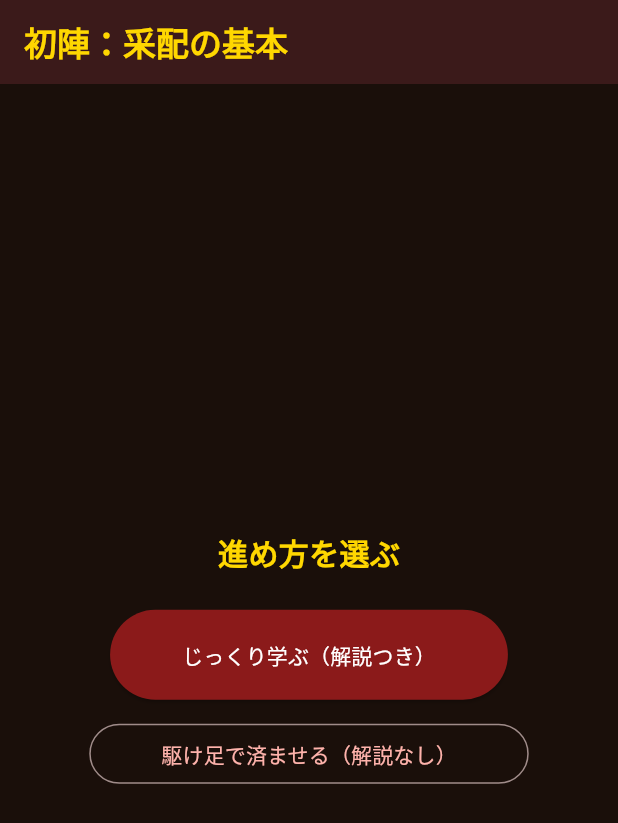
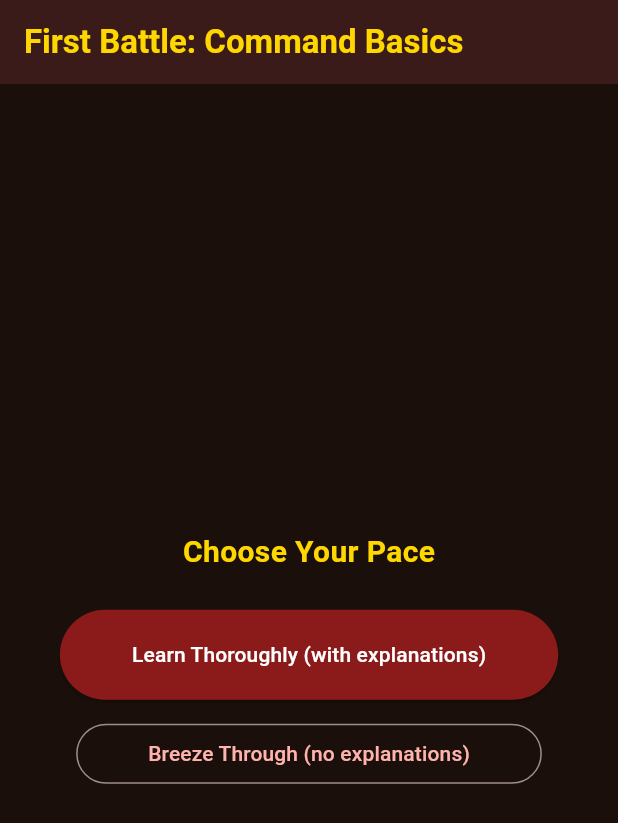
Before and after one commit to zka32101/sengoku_saihairoku, a Flutter app: the TutorialBattleScreen screen opened directly with empty values, on a phone screen of 412 x 824 dp. Shown: the top 823 px of the screen. Run offline on Flutter 3.47's test engine with Material 3 defaults, Android fonts, the phone set to English and light mode, and no system bars; our stand-ins replace cloud_firestore, firebase_auth, firebase_core, firebase_messaging, flutter_local_notifications, flutter_riverpod and 6 more; missing offline and left inert: flame; accounts and stored records are empty; network calls fail.

Commit message:
初陣チュートリアル画面を多言語化対応 (#94)
- app_ja.arb/app_en.arbにチュートリアル画面向けキーを追加
  - タイトル・進め方選択・敵本陣ラベル・勝利パネル・各コマンドステップ
    （奇襲/盾陣/激励/突撃）のラベル・プロンプト・結果文言
- flutter gen-l10nで生成コードを更新
- tutorial_battle_screen.dartの静的UI文言をAppLocalizations経由に移行
  - トップレベルconstだった`_steps`はビルド時にl10nから組み立てる
    関数に変更

flutter analyze: 0 issues / flutter test: 26 tests all passed


Claude-Session: https://claude.ai/code/session_016FQTHUoanQF4M3kXY84mnW

Co-authored-by: Claude <noreply@anthropic.com>

```diff
--- a/lib/l10n/app_en.arb
+++ b/lib/l10n/app_en.arb
@@ -515,5 +515,25 @@
   "scenarioPlayTimeKawanakajima": "4-6 min",
   "scenarioNameItsukushima": "Battle of Itsukushima",
   "scenarioDescItsukushima": "4,000 vs 15,000 — annihilate with a storm-borne surprise attack",
-  "scenarioPlayTimeItsukushima": "4-5 min"
+  "scenarioPlayTimeItsukushima": "4-5 min",
+  "tutorialTitle": "First Battle: Command Basics",
+  "tutorialPaceSelectTitle": "Choose Your Pace",
+  "tutorialPaceThoroughButton": "Learn Thoroughly (with explanations)",
+  "tutorialPaceBriskButton": "Breeze Through (no explanations)",
+  "tutorialEnemyBaseLabel": "Enemy Main Camp",
+  "tutorialVictoryTitle": "First Battle Won!",
+  "tutorialVictoryMessage": "Surprise Attack, Shield Formation, Rally, Charge…\nEven the odds can be overcome with the right command.\nNow, to the real battlefield.",
+  "tutorialStartJourneyButton": "Begin Your Journey as a Warlord",
+  "tutorialStepAmbushLabel": "Surprise Attack",
+  "tutorialStepAmbushPrompt": "Your forces are a fraction of the enemy's… you can't win head-on.\nFirst, strike their flank with a \"Surprise Attack\".",
+  "tutorialStepAmbushResult": "Surprise attack succeeded! The enemy ranks broke, dealing a heavy blow.",
+  "tutorialStepShieldLabel": "Shield Formation",
+  "tutorialStepShieldPrompt": "The enemy counterattacks. Use \"Shield Formation\" to harden your defenses\nand reduce losses.",
+  "tutorialStepShieldResult": "Shield formation deployed! Your army's defense rose sharply.",
+  "tutorialStepRallyLabel": "Rally",
+  "tutorialStepRallyPrompt": "Raise your troops' morale with \"Rally\"\nto boost their attack power.",
+  "tutorialStepRallyResult": "Troop morale rose, boosting attack power!",
+  "tutorialStepChargeLabel": "Charge",
+  "tutorialStepChargePrompt": "The enemy is faltering. Finish them with a \"Charge\"\nand press the advantage!",
+  "tutorialStepChargeResult": "Full charge! You broke through the enemy's main camp and claimed victory!"
 }
--- a/lib/presentation/screens/tutorial_battle_screen.dart
+++ b/lib/presentation/screens/tutorial_battle_screen.dart
@@ -1,5 +1,6 @@
 import 'package:flutter/material.dart';
 import '../../domain/scoring/battle_event_log.dart';
+import '../../l10n/generated/app_localizations.dart';
 
 class _TutorialStep {
   final PlayerCommand command;
@@ -21,39 +22,39 @@ class _TutorialStep {
   });
 }
 
-const _steps = [
+List<_TutorialStep> _stepsFor(AppLocalizations l10n) => [
   _TutorialStep(
     command: PlayerCommand.ambush,
-    label: '奇襲',
+    label: l10n.tutorialStepAmbushLabel,
     icon: Icons.bolt,
     color: Colors.orange,
-    prompt: '兵力は敵の数分の一…正面からでは勝てない。\nまずは「奇襲」で敵の側面を突こう。',
-    resultMessage: '奇襲成功！敵陣が崩れ、大きな打撃を与えた。',
+    prompt: l10n.tutorialStepAmbushPrompt,
+    resultMessage: l10n.tutorialStepAmbushResult,
     enemyDamage: 30,
   ),
   _TutorialStep(
     command: PlayerCommand.shield,
-    label: '盾陣',
+    label: l10n.tutorialStepShieldLabel,
     icon: Icons.shield,
-    color: Color(0xFF44AAFF),
-    prompt: '敵の反撃が始まる。「盾陣」で守りを固め、\n被害を抑えよう。',
-    resultMessage: '盾陣を展開！味方の防御力が大きく上がった。',
+    color: const Color(0xFF44AAFF),
+    prompt: l10n.tutorialStepShieldPrompt,
+    resultMessage: l10n.tutorialStepShieldResult,
   ),
   _TutorialStep(
     command: PlayerCommand.rally,
-    label: '激励',
+    label: l10n.tutorialStepRallyLabel,
     icon: Icons.local_fire_department,
-    color: Color(0xFFFFAA00),
-    prompt: '味方の士気を「激励」で高め、\n攻撃力を引き上げよう。',
-    resultMessage: '将兵の士気が上がり、攻撃力が上昇した！',
+    color: const Color(0xFFFFAA00),
+    prompt: l10n.tutorialStepRallyPrompt,
+    resultMessage: l10n.tutorialStepRallyResult,
   ),
   _TutorialStep(
     command: PlayerCommand.charge,
-    label: '突撃',
+    label: l10n.tutorialStepChargeLabel,
     icon: Icons.double_arrow,
-    color: Color(0xFFFF4444),
-    prompt: '敵は崩れかけている。最後は「突撃」で\n一気に畳み掛けよう！',
-    resultMessage: '全軍突撃！敵将本陣を突き崩し、勝利を掴んだ！',
+    color: const Color(0xFFFF4444),
+    prompt: l10n.tutorialStepChargePrompt,
+    resultMessage: l10n.tutorialStepChargeResult,
     enemyDamage: 70,
   ),
 ];
@@ -82,11 +83,12 @@ class _TutorialBattleScreenState extends State<TutorialBattleScreen> {
   int _stepIndex = 0;
   int _enemyHp = 100;
   String? _lastResultMessage;
-  bool get _isVictory => _stepIndex >= _steps.length;
 
-  void _executeCurrentStep() {
-    if (_isVictory) return;
-    final step = _steps[_stepIndex];
+  bool _isVictory(List<_TutorialStep> steps) => _stepIndex >= steps.length;
+
+  void _executeCurrentStep(List<_TutorialStep> steps) {
+    if (_isVictory(steps)) return;
+    final step = steps[_stepIndex];
     setState(() {
       _enemyHp = (_enemyHp - step.enemyDamage).clamp(0, 100);
       _lastResultMessage = step.resultMessage;
@@ -96,10 +98,13 @@ class _TutorialBattleScreenState extends State<TutorialBattleScreen> {
 
   @override
   Widget build(BuildContext context) {
+    final l10n = AppLocalizations.of(context)!;
+    final steps = _stepsFor(l10n);
+    final isVictory = _isVictory(steps);
     return Scaffold(
       backgroundColor: const Color(0xFF1A0F0A),
       appBar: AppBar(
-        title: const Text('初陣：采配の基本'),
+        title: Text(l10n.tutorialTitle),
         backgroundColor: const Color(0xFF3B1A1A),
         automaticallyImplyLeading: false,
       ),
@@ -109,20 +114,21 @@ class _TutorialBattleScreenState extends State<TutorialBattleScreen> {
           child: _pace == null
               ? _PaceSelector(
                   onSelected: (pace) => setState(() => _pace = pace),
+                  l10n: l10n,
                 )
               : Column(
                   children: [
-                    _EnemyHpBar(enemyHp: _enemyHp),
+                    _EnemyHpBar(enemyHp: _enemyHp, l10n: l10n),
                     const SizedBox(height: 24),
                     Expanded(
                       child: Center(
-                        child: _isVictory
-                            ? _VictoryPanel(onFinished: widget.onFinished)
+                        child: isVictory
+                            ? _VictoryPanel(onFinished: widget.onFinished, l10n: l10n)
                             : _StepPanel(
-                                step: _steps[_stepIndex],
+                                step: steps[_stepIndex],
                                 lastResultMessage: _lastResultMessage,
                                 showPrompt: _pace == _TutorialPace.thorough,
-                                onExecute: _executeCurrentStep,
+                                onExecute: () => _executeCurrentStep(steps),
                               ),
                       ),
                     ),
@@ -136,8 +142,9 @@ class _TutorialBattleScreenState extends State<TutorialBattleScreen> {
 
 class _PaceSelector extends StatelessWidget {
   final ValueChanged<_TutorialPace> onSelected;
+  final AppLocalizations l10n;
 
-  const _PaceSelector({required this.onSelected});
+  const _PaceSelector({required this.onSelected, required this.l10n});
 
   @override
   Widget build(BuildContext context) {
@@ -145,9 +152,9 @@ class _PaceSelector extends StatelessWidget {
       child: Column(
         mainAxisAlignment: MainAxisAlignment.center,
         children: [
-          const Text(
-            '進め方を選ぶ',
-            style: TextStyle(
+          Text(
+            l10n.tutorialPaceSelectTitle,
+            style: const TextStyle(
               color: Color(0xFFFFD700),
               fontSize: 20,
               fontWeight: FontWeight.bold,
@@ -156,17 +163,17 @@ class _PaceSelector extends StatelessWidget {
           const SizedBox(height: 24),
           ElevatedButton(
             onPressed: () => onSelected(_TutorialPace.thorough),
-            child: const Padding(
-              padding: EdgeInsets.symmetric(horizontal: 24, vertical: 8),
-              child: Text('じっくり学ぶ（解説つき）'),
+            child: Padding(
+              padding: const EdgeInsets.symmetric(horizontal: 24, vertical: 8),
+              child: Text(l10n.tutorialPaceThoroughButton),
             ),
           ),
           const SizedBox(height: 12),
           OutlinedButton(
             onPressed: () => onSelected(_TutorialPace.brisk),
-            child: const Padding(
-              padding: EdgeInsets.symmetric(horizontal: 24, vertical: 8),
-              child: Text('駆け足で済ませる（解説なし）'),
+            child: Padding(
+              padding: const EdgeInsets.symmetric(horizontal: 24, vertical: 8),
+              child: Text(l10n.tutorialPaceBriskButton),
             ),
           ),
         ],
@@ -177,17 +184,18 @@ class _PaceSelector extends StatelessWidget {
 
 class _EnemyHpBar extends StatelessWidget {
   final int enemyHp;
+  final AppLocalizations l10n;
 
-  const _EnemyHpBar({required this.enemyHp});
+  const _EnemyHpBar({required this.enemyHp, required this.l10n});
 
   @override
   Widget build(BuildContext context) {
     return Column(
       crossAxisAlignment: CrossAxisAlignment.start,
       children: [
-        const Text(
-          '敵本陣',
-          style: TextStyle(color: Color(0xFFB0A090), fontSize: 12),
+        Text(
+          l10n.tutorialEnemyBaseLabel,
+          style: const TextStyle(color: Color(0xFFB0A090), fontSize: 12),
         ),
         const SizedBox(height: 4),
         ClipRRect(
@@ -258,8 +266,9 @@ class _StepPanel extends StatelessWidget {
 
 class _VictoryPanel extends StatelessWidget {
   final VoidCallback onFinished;
+  final AppLocalizations l10n;
 
-  const _VictoryPanel({required this.onFinished});
+  const _VictoryPanel({required this.onFinished, required this.l10n});
 
   @override
   Widget build(BuildContext context) {
@@ -268,19 +277,19 @@ class _VictoryPanel extends StatelessWidget {
       children: [
         const Icon(Icons.emoji_events, size: 72, color: Color(0xFFFFD700)),
         const SizedBox(height: 16),
-        const Text(
-          '初陣、勝利！',
-          style: TextStyle(
+        Text(
+          l10n.tutorialVictoryTitle,
+          style: const TextStyle(
             color: Color(0xFFFFD700),
             fontSize: 24,
             fontWeight: FontWeight.bold,
           ),
         ),
         const SizedBox(height: 12),
-        const Text(
-          '奇襲・盾陣・激励・突撃…\n采配次第で劣勢は覆せる。\nさあ、本当の戦場へ。',
+        Text(
+          l10n.tutorialVictoryMessage,
           textAlign: TextAlign.center,
-          style: TextStyle(color: Color(0xFFE8D5B0), fontSize: 14, height: 1.6),
+          style: const TextStyle(color: Color(0xFFE8D5B0), fontSize: 14, height: 1.6),
         ),
         const SizedBox(height: 32),
         ElevatedButton(
@@ -288,7 +297,7 @@ class _VictoryPanel extends StatelessWidget {
           style: ElevatedButton.styleFrom(
             padding: const EdgeInsets.symmetric(horizontal: 32, vertical: 14),
           ),
-          child: const Text('武将としての旅を始める'),
+          child: Text(l10n.tutorialStartJourneyButton),
         ),
       ],
     );
```
Also changed, not shown: lib/l10n/app_ja.arb (+21 -1 lines), lib/l10n/generated/app_localizations.dart, lib/l10n/generated/app_localizations_en.dart, lib/l10n/generated/app_localizations_ja.dart.
